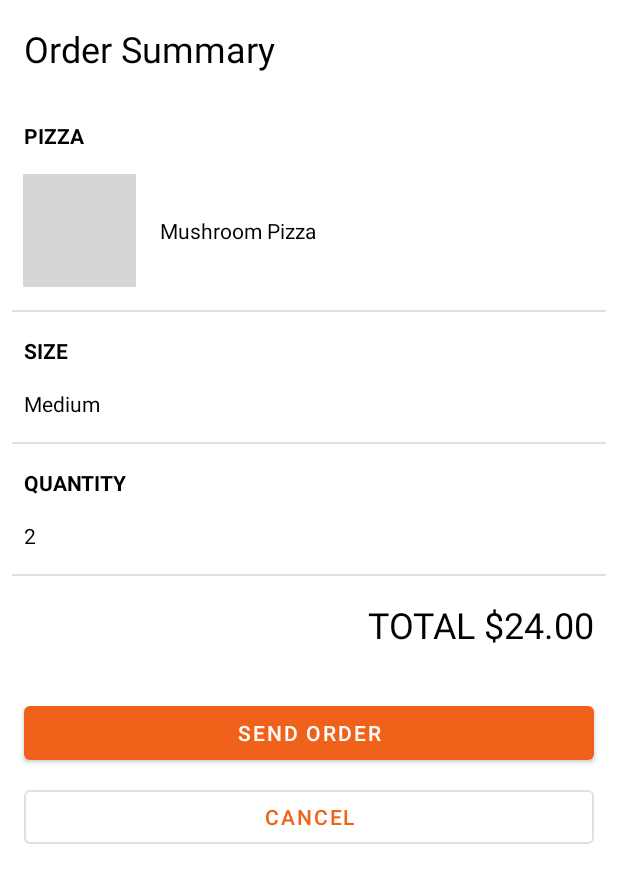
After one commit to yuciferr/PizzaApp, an Android app: the CartFragment screen opened through its navigation route, on a phone screen of 412 x 824 dp. The commit adds this screen. Shown: the top 883 px of the screen. Run offline under Robolectric (Android 15) with nearby library versions, the phone set to English and light mode, and no system bars; 3 statements that could not run were skipped; grey boxes are pictures that could not be loaded.

```diff
--- a/app/build.gradle
+++ b/app/build.gradle
@@ -47,4 +47,5 @@ dependencies {
     androidTestImplementation 'androidx.test.espresso:espresso-core:3.4.0'
     implementation "androidx.lifecycle:lifecycle-livedata-ktx:2.6.0-alpha01"
     implementation "androidx.lifecycle:lifecycle-viewmodel-ktx:2.6.0-alpha01"
+    implementation "androidx.lifecycle:lifecycle-extensions:2.2.0"
 }
--- /dev/null
+++ b/app/src/main/java/com/example/pizza/CartFragment.kt
@@ -0,0 +1,20 @@
+package com.example.pizza
+
+import android.os.Bundle
+import androidx.fragment.app.Fragment
+import android.view.LayoutInflater
+import android.view.View
+import android.view.ViewGroup
+
+class CartFragment : Fragment() {
+
+    override fun onCreateView(
+        inflater: LayoutInflater, container: ViewGroup?,
+        savedInstanceState: Bundle?
+    ): View? {
+        // Inflate the layout for this fragment
+        return inflater.inflate(R.layout.fragment_cart, container, false)
+    }
+
+
+}
--- a/app/src/main/java/com/example/pizza/HomeFragment.kt
+++ b/app/src/main/java/com/example/pizza/HomeFragment.kt
@@ -5,14 +5,21 @@ import androidx.fragment.app.Fragment
 import android.view.LayoutInflater
 import android.view.View
 import android.view.ViewGroup
+import androidx.fragment.app.activityViewModels
 import androidx.navigation.fragment.findNavController
 import androidx.recyclerview.widget.GridLayoutManager
 import androidx.recyclerview.widget.RecyclerView
 import com.example.pizza.databinding.FragmentHomeBinding
+import com.example.pizza.model.OrderViewModel
+import java.util.*
+import kotlin.collections.ArrayList
 
 class HomeFragment : Fragment() {
 
     private lateinit var binding: FragmentHomeBinding
+
+    private val sharedViewModel : OrderViewModel by activityViewModels()
+
     override fun onCreateView(
         inflater: LayoutInflater, container: ViewGroup?,
         savedInstanceState: Bundle?
@@ -29,8 +36,15 @@ class HomeFragment : Fragment() {
         val layoutManager: RecyclerView.LayoutManager = GridLayoutManager(context,2)
         binding.recycler.layoutManager = layoutManager
 
-        val adapter:RecyclerView.Adapter<RecyclerAdapter.ViewHolder> = RecyclerAdapter()
+        val adapter:RecyclerView.Adapter<MenuAdapter.ViewHolder> = MenuAdapter()
         binding.recycler.adapter = adapter
+
+        sharedViewModel?.pizzaMutableLiveData?.observe(viewLifecycleOwner,pizzaListUpdateObserver)
+        var pizzaListUpdateObserver : Observer<ArrayList<Pizza>?> =
+            Observer<ArrayList<Pizza>?> { pizzas ->
+                val adapter:RecyclerView.Adapter<MenuAdapter.ViewHolder> = MenuAdapter()
+                binding.recycler.adapter = adapter
+            }
 
 
     }
--- /dev/null
+++ b/app/src/main/res/layout/fragment_cart.xml
@@ -0,0 +1,183 @@
+<?xml version="1.0" encoding="utf-8"?>
+<FrameLayout xmlns:android="http://schemas.android.com/apk/res/android"
+    xmlns:app="http://schemas.android.com/apk/res-auto"
+    xmlns:tools="http://schemas.android.com/tools"
+    android:layout_width="match_parent"
+    android:layout_height="match_parent"
+    android:backgroundTint="?android:attr/textColorPrimaryNoDisable"
+    tools:context=".CartFragment">
+
+    <androidx.constraintlayout.widget.ConstraintLayout
+        android:layout_width="match_parent"
+        android:layout_height="match_parent"
+        android:backgroundTint="?android:attr/textColorPrimaryNoDisable">
+
+        <TextView
+            android:id="@+id/textView10"
+            android:layout_width="wrap_content"
+            android:layout_height="wrap_content"
+            android:layout_marginStart="16dp"
+            android:layout_marginTop="16dp"
+            android:text="QUANTITY"
+            android:textColor="?android:attr/textColorPrimaryNoDisable"
+            android:textStyle="bold"
+            app:layout_constraintStart_toStartOf="parent"
+            app:layout_constraintTop_toBottomOf="@+id/divider" />
+
+        <View
+            android:id="@+id/divider3"
+            android:layout_width="0dp"
+            android:layout_height="1dp"
+            android:layout_marginStart="8dp"
+            android:layout_marginTop="16dp"
+            android:layout_marginEnd="8dp"
+            android:background="?android:attr/listDivider"
+            app:layout_constraintEnd_toEndOf="parent"
+            app:layout_constraintHorizontal_bias="1.0"
+            app:layout_constraintStart_toStartOf="parent"
+            app:layout_constraintTop_toBottomOf="@+id/textView11" />
+
+        <TextView
+            android:id="@+id/textView11"
+            android:layout_width="wrap_content"
+            android:layout_height="wrap_content"
+            android:layout_marginStart="16dp"
+            android:layout_marginTop="16dp"
+            android:text="2"
+            android:textColor="?android:attr/textColorPrimaryNoDisable"
+            app:layout_constraintStart_toStartOf="parent"
+            app:layout_constraintTop_toBottomOf="@+id/textView10" />
+
+        <TextView
+            android:id="@+id/textView8"
+            android:layout_width="wrap_content"
+            android:layout_height="wrap_content"
+            android:layout_marginStart="16dp"
+            android:layout_marginTop="32dp"
+            android:text="PIZZA"
+            android:textColor="?android:attr/textColorPrimaryNoDisable"
+            android:textStyle="bold"
+            app:layout_constraintStart_toStartOf="parent"
+            app:layout_constraintTop_toBottomOf="@+id/textView4" />
+
+        <TextView
+            android:id="@+id/textView9"
+            android:layout_width="wrap_content"
+            android:layout_height="wrap_content"
+            android:layout_marginStart="16dp"
+            android:text="Mushroom Pizza"
+            android:textColor="?android:attr/textColorPrimaryNoDisable"
+            app:layout_constraintBottom_toBottomOf="@+id/imageView2"
+            app:layout_constraintStart_toEndOf="@+id/imageView2"
+            app:layout_constraintTop_toTopOf="@+id/imageView2" />
+
+        <View
+            android:id="@+id/divider2"
+            android:layout_width="0dp"
+            android:layout_height="1dp"
+            android:layout_marginStart="8dp"
+            android:layout_marginTop="15dp"
+            android:layout_marginEnd="8dp"
+            android:background="?android:attr/listDivider"
+            app:layout_constraintEnd_toEndOf="parent"
+            app:layout_constraintHorizontal_bias="0.0"
+            app:layout_constraintStart_toStartOf="parent"
+            app:layout_constraintTop_toBottomOf="@+id/imageView2" />
+
+        <ImageView
+            android:id="@+id/imageView2"
+            android:layout_width="@dimen/mini_image_size"
+            android:layout_height="@dimen/mini_image_size"
+            android:layout_marginStart="15dp"
+            android:layout_marginTop="16dp"
+            android:src="@drawable/pizza1"
+            app:layout_constraintStart_toStartOf="parent"
+            app:layout_constraintTop_toBottomOf="@+id/textView8" />
+
+        <TextView
+            android:id="@+id/textView4"
+            android:layout_width="wrap_content"
+            android:layout_height="wrap_content"
+            android:layout_marginStart="16dp"
+            android:layout_marginTop="16dp"
+            android:text="Order Summary"
+            android:textColor="?android:attr/textColorPrimaryNoDisable"
+            android:textSize="@dimen/header_text_size"
+            app:layout_constraintStart_toStartOf="parent"
+            app:layout_constraintTop_toTopOf="parent" />
+
+        <TextView
+            android:id="@+id/textView5"
+            android:layout_width="wrap_content"
+            android:layout_height="wrap_content"
+            android:layout_marginStart="16dp"
+            android:layout_marginTop="16dp"
+            android:text="SIZE"
+            android:textColor="?android:attr/textColorPrimaryNoDisable"
+            android:textStyle="bold"
+            app:layout_constraintStart_toStartOf="parent"
+            app:layout_constraintTop_toBottomOf="@+id/divider2" />
+
+        <TextView
+            android:id="@+id/textView7"
+            android:layout_width="wrap_content"
+            android:layout_height="wrap_content"
+            android:layout_marginStart="16dp"
+            android:layout_marginTop="16dp"
+            android:text="Medium"
+            android:textColor="?android:attr/textColorPrimaryNoDisable"
+            app:layout_constraintStart_toStartOf="parent"
+            app:layout_constraintTop_toBottomOf="@+id/textView5" />
+
+        <View
+            android:id="@+id/divider"
+            android:layout_width="0dp"
+            android:layout_height="1dp"
+            android:layout_marginStart="8dp"
+            android:layout_marginTop="16dp"
+            android:layout_marginEnd="8dp"
+            android:background="?android:attr/listDivider"
+            app:layout_constraintEnd_toEndOf="parent"
+            app:layout_constraintHorizontal_bias="1.0"
+            app:layout_constraintStart_toStartOf="parent"
+            app:layout_constraintTop_toBottomOf="@+id/textView7" />
+
+        <TextView
+            android:id="@+id/textView12"
+            android:layout_width="wrap_content"
+            android:layout_height="wrap_content"
+            android:layout_marginTop="16dp"
+            android:layout_marginEnd="16dp"
+            android:text="TOTAL $24.00"
+            android:textColor="?android:attr/textColorPrimaryNoDisable"
+            android:textSize="@dimen/header_text_size"
+            app:layout_constraintEnd_toEndOf="parent"
+            app:layout_constraintTop_toBottomOf="@+id/divider3" />
+
+        <Button
+            android:id="@+id/button3"
+            android:layout_width="0dp"
+            android:layout_height="wrap_content"
+            android:layout_marginStart="16dp"
+            android:layout_marginTop="32dp"
+            android:layout_marginEnd="16dp"
+            android:text="SEND ORDER"
+            app:layout_constraintEnd_toEndOf="parent"
+            app:layout_constraintStart_toStartOf="parent"
+            app:layout_constraintTop_toBottomOf="@+id/textView12" />
+
+        <Button
+            android:id="@+id/button4"
+            style="?attr/materialButtonOutlinedStyle"
+            android:layout_width="0dp"
+            android:layout_height="wrap_content"
+            android:layout_marginStart="16dp"
+            android:layout_marginTop="8dp"
+            android:layout_marginEnd="16dp"
+            android:text="CANCEL"
+            app:layout_constraintEnd_toEndOf="parent"
+            app:layout_constraintStart_toStartOf="parent"
+            app:layout_constraintTop_toBottomOf="@+id/button3" />
+
+    </androidx.constraintlayout.widget.ConstraintLayout>
+</FrameLayout>
--- a/app/src/main/res/layout/fragment_detail.xml
+++ b/app/src/main/res/layout/fragment_detail.xml
@@ -29,6 +29,7 @@
             android:layout_height="wrap_content"
             android:layout_marginTop="16dp"
             android:text="@string/pizza_name"
+            android:textColor="@color/white"
             android:textSize="@dimen/header_text_size"
             android:textStyle="bold"
             app:layout_constraintEnd_toEndOf="parent"
@@ -74,6 +75,7 @@
                 android:id="@+id/small"
                 android:layout_width="@dimen/chip_width"
                 android:layout_height="@dimen/chip_height"
+                android:backgroundTint="@color/grey_chip"
                 android:text="@string/small"
                 android:textAlignment="center"
                 android:textColor="#3E2723"
@@ -84,6 +86,7 @@
                 android:id="@+id/medium"
                 android:layout_width="@dimen/chip_width"
                 android:layout_height="@dimen/chip_height"
+                android:backgroundTint="@color/grey_chip"
                 android:text="@string/medium"
                 android:textAlignment="center"
                 android:textColor="#3E2723"
@@ -94,6 +97,7 @@
                 android:id="@+id/large"
                 android:layout_width="@dimen/chip_width"
                 android:layout_height="@dimen/chip_height"
+                android:backgroundTint="@color/grey_chip"
                 android:text="@string/large"
                 android:textAlignment="center"
                 android:textColor="#3E2723"
--- a/app/src/main/res/layout/fragment_home.xml
+++ b/app/src/main/res/layout/fragment_home.xml
@@ -20,6 +20,7 @@
                 android:layout_marginStart="16dp"
                 android:layout_marginTop="32dp"
                 android:text="@string/welcome_message"
+                android:textColor="?android:attr/textColorPrimaryNoDisable"
                 android:textSize="@dimen/title_text_size"
                 app:layout_constraintStart_toStartOf="parent"
                 app:layout_constraintTop_toTopOf="parent" />
--- a/app/src/main/res/navigation/nav_graph.xml
+++ b/app/src/main/res/navigation/nav_graph.xml
@@ -18,5 +18,14 @@
         android:id="@+id/detailFragment"
         android:name="com.example.pizza.DetailFragment"
         android:label="fragment_detail"
-        tools:layout="@layout/fragment_detail" />
+        tools:layout="@layout/fragment_detail" >
+        <action
+            android:id="@+id/action_detailFragment_to_cartFragment"
+            app:destination="@id/cartFragment" />
+    </fragment>
+    <fragment
+        android:id="@+id/cartFragment"
+        android:name="com.example.pizza.CartFragment"
+        android:label="fragment_cart"
+        tools:layout="@layout/fragment_cart" />
 </navigation>
--- a/app/src/main/res/values/colors.xml
+++ b/app/src/main/res/values/colors.xml
@@ -6,4 +6,5 @@
     <color name="yellow_light">#ffda81</color>
     <color name="orange">#f0621a</color>
     <color name="orange_light">#E97338</color>
+    <color name="grey_chip">#F3F3F3</color>
 </resources>
--- a/app/src/main/res/values/dimen.xml
+++ b/app/src/main/res/values/dimen.xml
@@ -10,6 +10,7 @@
     <dimen name="star_size">30dp</dimen>
     <dimen name="pizza_box_size">375dp</dimen>
     <dimen name="pizza_size">275dp</dimen>
+    <dimen name="mini_image_size">75dp</dimen>
     <dimen name="chip_width">115dp</dimen>
     <dimen name="chip_height">55dp</dimen>
     <dimen name="order_button_width">190dp</dimen>
```
Also changed, not shown: app/src/main/java/com/example/pizza/DetailFragment.kt (+18 -41 lines), app/src/main/java/com/example/pizza/MenuAdapter.kt (renamed from app/src/main/java/com/example/pizza/RecyclerAdapter.kt, +10 -14 lines), app/src/main/java/com/example/pizza/Pizza.kt (added, +10 -0 lines), app/src/main/java/com/example/pizza/model/OrderViewModel.kt (added, +126 -0 lines), app/src/main/res/layout/cardview_pizza.xml (+9 -7 lines).
